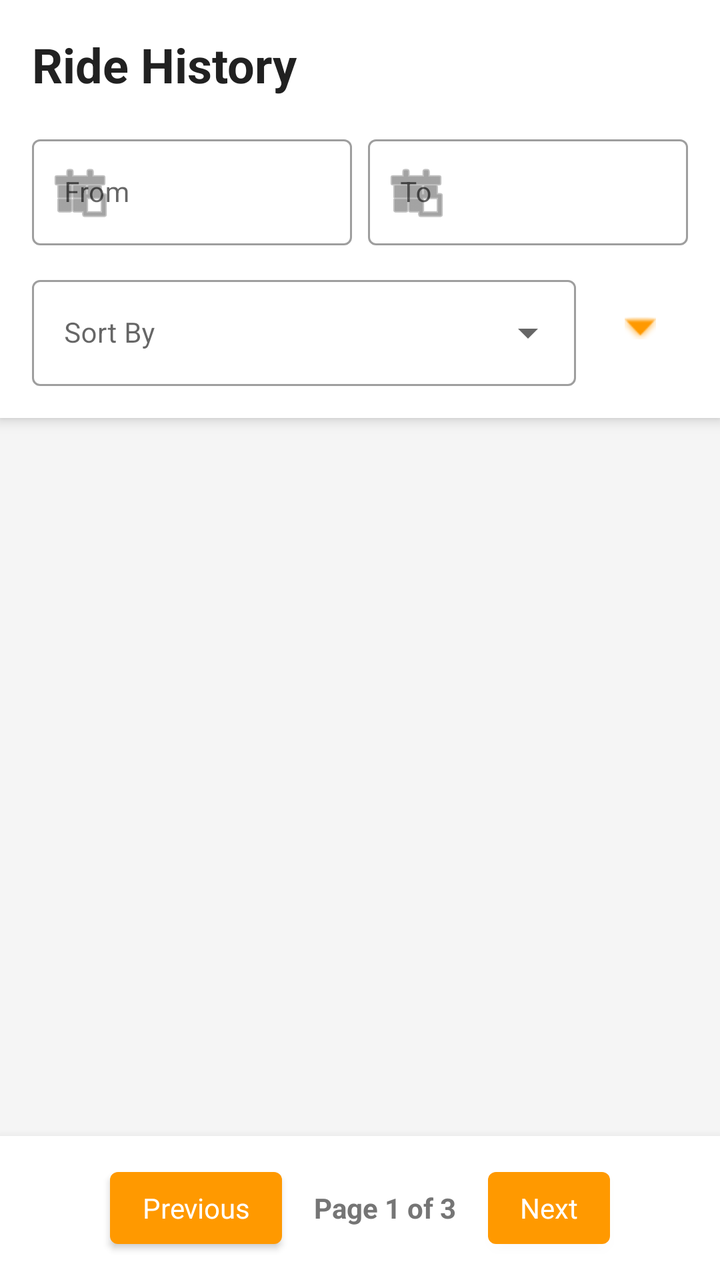
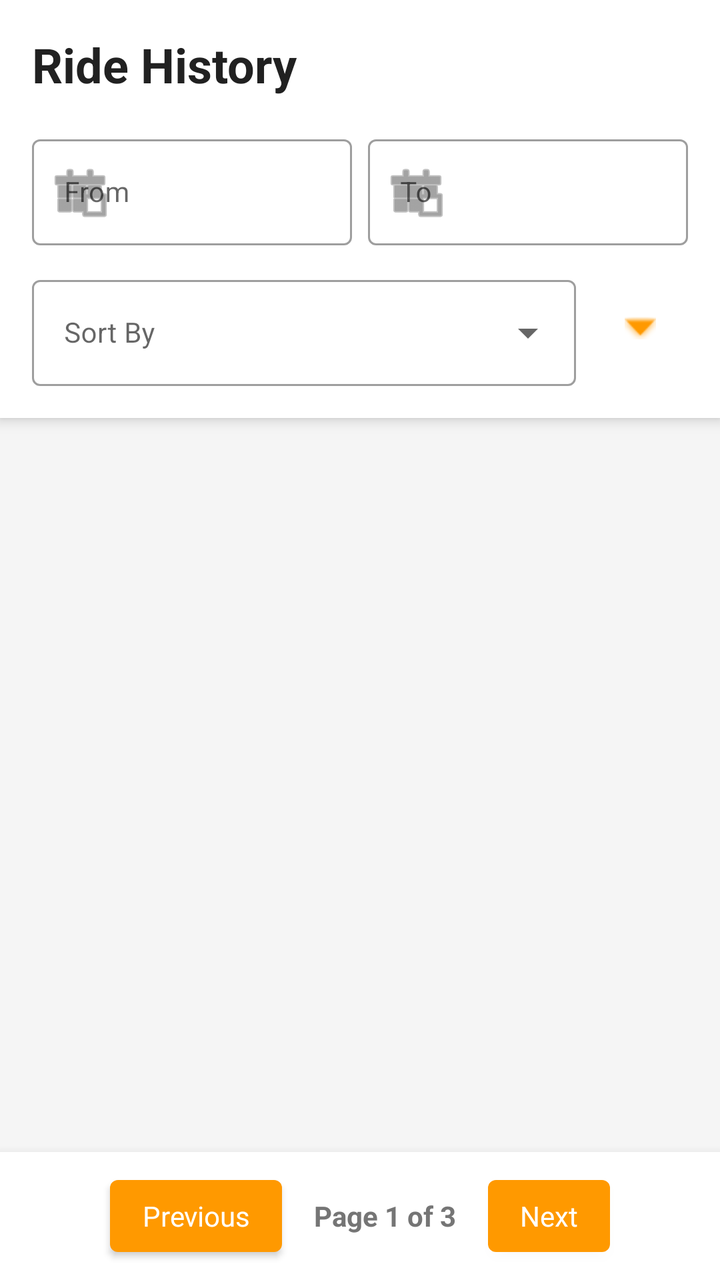

Screens rendered from an Android XML layout before and after an edit, with the pre-edit source and the edit as a unified diff.
<!-- AndroidManifest.xml: application theme Theme.FleetForge -->
<!-- res/layout/fragment_passenger_history.xml -->
<?xml version="1.0" encoding="utf-8"?>
<LinearLayout xmlns:android="http://schemas.android.com/apk/res/android"
    xmlns:app="http://schemas.android.com/apk/res-auto"
    xmlns:tools="http://schemas.android.com/tools"
    android:layout_width="match_parent"
    android:layout_height="match_parent"
    android:orientation="vertical"
    android:background="#F5F5F5"
    android:fitsSystemWindows="true"
    tools:context=".fragments.passenger.PassengerHistoryFragment">

    <LinearLayout
        android:layout_width="match_parent"
        android:layout_height="wrap_content"
        android:orientation="vertical"
        android:background="@android:color/white"
        android:padding="16dp"
        android:elevation="4dp">

        <TextView
            android:layout_width="wrap_content"
            android:layout_height="wrap_content"
            android:text="Ride History"
            android:textSize="24sp"
            android:textStyle="bold"
            android:textColor="#212121"
            android:layout_marginBottom="16dp" />

        <LinearLayout
            android:layout_width="match_parent"
            android:layout_height="wrap_content"
            android:orientation="horizontal">

            <com.google.android.material.textfield.TextInputLayout
                android:layout_width="0dp"
                android:layout_height="wrap_content"
                android:layout_weight="1"
                android:layout_marginEnd="4dp"
                style="@style/Widget.MaterialComponents.TextInputLayout.OutlinedBox"
                app:startIconDrawable="@android:drawable/ic_menu_today">

                <com.google.android.material.textfield.TextInputEditText
                    android:id="@+id/et_date_from"
                    android:layout_width="match_parent"
                    android:layout_height="wrap_content"
                    android:hint="From"
                    android:focusable="false"
                    android:clickable="true"
                    android:textSize="14sp" />
            </com.google.android.material.textfield.TextInputLayout>

            <com.google.android.material.textfield.TextInputLayout
                android:layout_width="0dp"
                android:layout_height="wrap_content"
                android:layout_weight="1"
                android:layout_marginStart="4dp"
                style="@style/Widget.MaterialComponents.TextInputLayout.OutlinedBox"
                app:startIconDrawable="@android:drawable/ic_menu_today">

                <com.google.android.material.textfield.TextInputEditText
                    android:id="@+id/et_date_to"
                    android:layout_width="match_parent"
                    android:layout_height="wrap_content"
                    android:hint="To"
                    android:focusable="false"
                    android:clickable="true"
                    android:textSize="14sp" />
            </com.google.android.material.textfield.TextInputLayout>
        </LinearLayout>

        <LinearLayout
            android:layout_width="match_parent"
            android:layout_height="wrap_content"
            android:orientation="horizontal"
            android:gravity="center_vertical"
            android:layout_marginTop="12dp">

            <com.google.android.material.textfield.TextInputLayout
                style="@style/Widget.MaterialComponents.TextInputLayout.OutlinedBox.ExposedDropdownMenu"
                android:layout_width="0dp"
                android:layout_height="wrap_content"
                android:layout_weight="1">

                <AutoCompleteTextView
                    android:id="@+id/spinner_sort_by"
                    android:layout_width="match_parent"
                    android:layout_height="wrap_content"
                    android:hint="Sort By"
                    android:inputType="none"
                    android:textSize="14sp" />
            </com.google.android.material.textfield.TextInputLayout>

            <ImageButton
                android:id="@+id/btn_sort_direction"
                android:layout_width="48dp"
                android:layout_height="48dp"
                android:layout_marginStart="8dp"
                android:background="?attr/selectableItemBackgroundBorderless"
                android:src="@android:drawable/arrow_down_float"
                android:contentDescription="Sort Direction"
                app:tint="@color/colorPrimary" />
        </LinearLayout>
    </LinearLayout>

    <ListView
        android:id="@+id/history_list"
        android:layout_width="match_parent"
        android:layout_height="0dp"
        android:layout_weight="1"
        android:divider="@android:color/transparent"
        android:dividerHeight="8dp"
        android:padding="8dp"
        android:clipToPadding="false"
        tools:listitem="@layout/passenger_history_card" />

    <LinearLayout
        android:layout_width="match_parent"
        android:layout_height="wrap_content"
        android:orientation="horizontal"
        android:gravity="center"
        android:padding="12dp"
        android:background="@android:color/white"
        android:elevation="8dp">

        <Button
            android:id="@+id/btn_prev_page"
            style="@style/Widget.MaterialComponents.TextInputLayout.OutlinedBox"
            android:layout_width="wrap_content"
            android:layout_height="wrap_content"
            android:text="Previous" />

        <TextView
            android:id="@+id/tv_pagination_info"
            android:layout_width="wrap_content"
            android:layout_height="wrap_content"
            android:text="Page 1 of 3"
            android:layout_marginHorizontal="16dp"
            android:textStyle="bold"
            android:textColor="#757575" />

        <Button
            android:id="@+id/btn_next_page"
            style="@style/Widget.MaterialComponents.TextInputLayout.OutlinedBox"
            android:layout_width="wrap_content"
            android:layout_height="wrap_content"
            android:text="Next" />
    </LinearLayout>

</LinearLayout>
<!-- res/layout/passenger_history_card.xml (included above) -->
<?xml version="1.0" encoding="utf-8"?>
<com.google.android.material.card.MaterialCardView xmlns:android="http://schemas.android.com/apk/res/android"
    xmlns:app="http://schemas.android.com/apk/res-auto"
    android:layout_width="match_parent"
    android:layout_height="wrap_content"
    android:layout_margin="8dp"
    app:cardCornerRadius="12dp"
    app:cardElevation="2dp">

    <LinearLayout
        android:layout_width="match_parent"
        android:layout_height="wrap_content"
        android:orientation="vertical"
        android:padding="16dp">

        <TextView
            android:id="@+id/tv_ride_date"
            android:layout_width="wrap_content"
            android:layout_height="wrap_content"
            android:text="Jan 24, 2026"
            android:textStyle="bold"
            android:textColor="@color/text_primary"
            android:layout_marginBottom="8dp" />

        <LinearLayout
            android:layout_width="match_parent"
            android:layout_height="wrap_content"
            android:orientation="horizontal"
            android:layout_marginBottom="4dp">
            <ImageView
                android:layout_width="20dp"
                android:layout_height="20dp"
                android:src="@android:drawable/ic_menu_mylocation"
                app:tint="@color/colorPrimary" />
            <TextView
                android:id="@+id/tv_start_address"
                android:layout_width="wrap_content"
                android:layout_height="wrap_content"
                android:layout_marginStart="8dp"
                android:textColor="@color/text_secondary"
                android:text="Start Address"
                android:textSize="14sp" />
        </LinearLayout>

        <LinearLayout
            android:layout_width="match_parent"
            android:layout_height="wrap_content"
            android:orientation="horizontal"
            android:layout_marginBottom="8dp">
            <ImageView
                android:layout_width="20dp"
                android:layout_height="20dp"
                android:src="@android:drawable/ic_menu_mapmode"
                app:tint="@color/colorAccent" />
            <TextView
                android:id="@+id/tv_end_address"
                android:layout_width="wrap_content"
                android:layout_height="wrap_content"
                android:layout_marginStart="8dp"
                android:textColor="@color/text_secondary"
                android:text="End Address"
                android:textSize="14sp" />
        </LinearLayout>

        <TextView
            android:id="@+id/tv_status_time"
            android:layout_width="wrap_content"
            android:layout_height="wrap_content"
            android:text="Completed • 12:00 PM - 12:30 PM"
            android:textSize="12sp"
            android:textColor="@color/text_secondary"
            android:layout_marginBottom="12dp"/>

        <LinearLayout
            android:layout_width="match_parent"
            android:layout_height="wrap_content"
            android:orientation="horizontal"
            android:gravity="center_vertical">

            <Button
                android:id="@+id/btn_details"
                android:layout_width="0dp"
                android:layout_height="wrap_content"
                android:layout_weight="1"
                style="@style/Widget.MaterialComponents.Button.OutlinedButton"
                android:text="Details" />

            <Button
                android:id="@+id/btn_rate"
                style="@style/Widget.MaterialComponents.Button.OutlinedButton"
                android:layout_width="0dp"
                android:layout_height="wrap_content"
                android:layout_weight="1"
                android:text="Rate" />

            <ImageButton
                android:id="@+id/heart_button"
                android:layout_width="48dp"
                android:layout_height="48dp"
                android:background="?attr/selectableItemBackgroundBorderless"
                android:src="@drawable/heart_change" />


        </LinearLayout>
    </LinearLayout>
</com.google.android.material.card.MaterialCardView>
<!-- resources referenced by this layout -->
<resources>
  <color name="colorAccent">#3E5855</color>
  <color name="colorPrimary">#FF9900</color>
  <color name="text_primary">#333333</color>
  <color name="text_secondary">#666666</color>
  <!-- drawable heart_change (drawable) -->
  <?xml version="1.0" encoding="utf-8"?>
  <selector xmlns:android="http://schemas.android.com/apk/res/android">
      <item android:drawable="@drawable/heart_red" android:state_selected="true"/>
      <item android:drawable="@drawable/heart"/>
  </selector>
  <style name="Theme.FleetForge" parent="Theme.MaterialComponents.DayNight.NoActionBar">
          <item name="colorPrimary">@color/primary_orange</item>
          <item name="colorPrimaryVariant">@color/primary_orange_dark</item>
          <item name="colorOnPrimary">@color/white</item>
  
          <item name="colorSecondary">@color/secondary_teal</item>
          <item name="colorSecondaryVariant">@color/secondary_teal</item>
          <item name="colorOnSecondary">@color/white</item>
  
          <item name="colorError">@color/error</item>
          <item name="colorOnError">@color/white</item>
  
          <item name="colorSurface">@color/white</item>
          <item name="colorOnSurface">@color/black</item>
  
          <item name="android:colorBackground">@color/background_white</item>
  
          <item name="android:statusBarColor">?attr/colorPrimaryVariant</item>
  
          <item name="android:textColorPrimary">@color/text_primary</item>
          <item name="android:textColorSecondary">@color/text_secondary</item>
  
          <item name="colorControlHighlight">@color/background_gray</item>
      </style>
  <!-- drawable heart_red (drawable) -->
  <vector xmlns:android="http://schemas.android.com/apk/res/android" android:height="32dp" android:viewportHeight="512" android:viewportWidth="512" android:width="32dp">
        
      <path android:fillColor="#D7443E" android:pathData="M231,79C240.03,87.16 248.39,95.73 255,106C258.72,104.76 259.13,103.61 261.25,100.38C282.59,70.34 317.09,52.84 352.75,46.69C380.75,43.29 408.66,47.76 434,60C434.97,60.46 434.97,60.46 435.95,60.94C468.26,76.67 493.1,105.97 505.1,139.67C513.09,163.05 516.2,192.9 509,217C508.74,217.9 508.47,218.79 508.2,219.72C504.28,232.79 499.6,245.06 493,257C492.29,258.32 491.59,259.65 490.88,260.97C474.89,290.58 452.21,316.01 428.5,339.63C426.8,341.33 425.1,343.03 423.41,344.73C417.77,350.37 412.09,355.85 406,361C404.83,362.02 403.66,363.04 402.5,364.07C377.36,386.05 350.7,406.34 323,425C322.3,425.48 321.59,425.95 320.87,426.44C305.96,436.52 290.8,446.16 275.38,455.44C274.57,455.92 273.77,456.41 272.94,456.9C271.39,457.83 269.84,458.74 268.29,459.65C266.72,460.58 265.16,461.54 263.63,462.53C257.85,466.1 257.85,466.1 254,465.64C249.94,463.42 245.94,461.17 242,458.75C241.13,458.22 240.27,457.7 239.37,457.16C224.03,447.8 208.85,438.13 194,428C193.16,427.43 192.33,426.86 191.47,426.28C178.09,417.14 165.06,407.66 152.26,397.75C150.24,396.19 148.22,394.64 146.19,393.09C131.67,382.03 117.72,370.28 104.22,358C102.2,356.18 100.14,354.4 98.06,352.63C92.78,348.03 87.92,342.98 83,338C80.2,335.19 77.38,332.39 74.55,329.62C68.04,323.22 61.75,316.83 56.09,309.65C53.88,306.85 51.57,304.15 49.25,301.44C38.98,289.11 29.88,275.97 22,262C21.66,261.41 21.32,260.82 20.97,260.22C2.67,228.3 -6.36,189.8 2.75,153.48C3.16,151.98 3.58,150.49 4,149C4.2,148.26 4.4,147.52 4.6,146.76C14.45,110.86 38.98,81.63 70.94,63.25C121.72,35.1 186.83,41.14 231,79Z"/>
      
  </vector>
  <!-- drawable heart: vector/xml drawable (drawable, 5236 chars, omitted) -->
  <color name="primary_orange">#FF9900</color>
  <color name="primary_orange_dark">#DB8709</color>
  <color name="white">#FFFFFF</color>
  <color name="secondary_teal">#3E5855</color>
  <color name="error">#F44336</color>
  <color name="black">#000000</color>
  <color name="background_white">#FFFFFF</color>
  <color name="background_gray">#F5F5F5</color>
</resources>

<!-- the commit's change to res/layout/fragment_passenger_history.xml (unified diff, before → after) -->
@@ -118,7 +118,7 @@
         android:layout_height="wrap_content"
         android:orientation="horizontal"
         android:gravity="center"
-        android:padding="12dp"
+        android:padding="8dp"
         android:background="@android:color/white"
         android:elevation="8dp">
 
@@ -160,97 +160,177 @@
     <LinearLayout
         android:layout_width="match_parent"
         android:layout_height="wrap_content"
-        android:orientation="vertical"
-        android:padding="16dp">
+        android:orientation="vertical">
+
+        <LinearLayout
+            android:id="@+id/ll_collapsed_view"
+            android:layout_width="match_parent"
+            android:layout_height="wrap_content"
+            android:orientation="vertical"
+            android:padding="16dp">
+
+            <TextView
+                android:id="@+id/tv_ride_date"
+                android:layout_width="wrap_content"
+                android:layout_height="wrap_content"
+                android:textStyle="bold"
+                android:textColor="@color/text_primary"
+                android:layout_marginBottom="8dp" />
+
+            <LinearLayout
+                android:layout_width="match_parent"
+                android:layout_height="wrap_content"
+                android:orientation="horizontal"
+                android:layout_marginBottom="4dp">
+                <ImageView
+                    android:layout_width="20dp"
+                    android:layout_height="20dp"
+                    android:src="@android:drawable/ic_menu_mylocation"
+                    app:tint="@color/colorPrimary" />
+                <TextView
+                    android:id="@+id/tv_start_address"
+                    android:layout_width="wrap_content"
+                    android:layout_height="wrap_content"
+                    android:layout_marginStart="8dp"
+                    android:textColor="@color/text_secondary"
+                    android:textSize="14sp" />
+            </LinearLayout>
+
+            <LinearLayout
+                android:layout_width="match_parent"
+                android:layout_height="wrap_content"
+                android:orientation="horizontal"
+                android:layout_marginBottom="8dp">
+                <ImageView
+                    android:layout_width="20dp"
+                    android:layout_height="20dp"
+                    android:src="@android:drawable/ic_menu_mapmode"
+                    app:tint="@color/colorAccent" />
+                <TextView
+                    android:id="@+id/tv_end_address"
+                    android:layout_width="wrap_content"
+                    android:layout_height="wrap_content"
+                    android:layout_marginStart="8dp"
+                    android:textColor="@color/text_secondary"
+                    android:textSize="14sp" />
+            </LinearLayout>
+
+            <TextView
+                android:id="@+id/tv_status_time"
+                android:layout_width="wrap_content"
+                android:layout_height="wrap_content"
+                android:textSize="12sp"
+                android:textColor="@color/text_secondary"
+                android:layout_marginBottom="12dp"/>
+
+            <LinearLayout
+                android:layout_width="match_parent"
+                android:layout_height="wrap_content"
+                android:orientation="horizontal">
+                <Button android:id="@+id/btn_details" android:layout_width="0dp" android:layout_height="wrap_content" android:layout_weight="1" style="@style/Widget.MaterialComponents.Button.OutlinedButton" android:text="Details" />
+                <Button android:id="@+id/btn_rate" android:layout_width="0dp" android:layout_height="wrap_content" android:layout_weight="1" style="@style/Widget.MaterialComponents.Button.OutlinedButton" android:text="Rate" />
+                <ImageButton android:id="@+id/heart_button" android:layout_width="48dp" android:layout_height="48dp" android:background="?attr/selectableItemBackgroundBorderless" android:src="@drawable/heart_change" />
+            </LinearLayout>
+        </LinearLayout>
+
+        <LinearLayout
+            android:id="@+id/ll_expanded_view"
+            android:layout_width="match_parent"
+            android:layout_height="wrap_content"
+            android:orientation="vertical"
+            android:visibility="gone"
+            android:padding="16dp"
+            android:background="@android:color/white">
+
+            <org.osmdroid.views.MapView
+                android:id="@+id/map_view"
+                android:layout_width="match_parent"
+                android:layout_height="200dp"
+                android:layout_marginBottom="12dp" />
+
+            <include layout="@layout/layout_ride_details_content" />
+
+            <Button
+                android:id="@+id/btn_hide_details"
+                android:layout_width="wrap_content"
+                android:layout_height="wrap_content"
+                android:layout_gravity="center"
+                android:text="Hide Details"
+                style="@style/Widget.MaterialComponents.Button.TextButton"/>
+        </LinearLayout>
+    </LinearLayout>
+</com.google.android.material.card.MaterialCardView>
+<!-- res/layout/layout_ride_details_content.xml (included above) -->
+<?xml version="1.0" encoding="utf-8"?>
+<LinearLayout xmlns:android="http://schemas.android.com/apk/res/android"
+    android:layout_width="match_parent"
+    android:layout_height="wrap_content"
+    android:orientation="vertical">
+
+    <LinearLayout
+        android:layout_width="match_parent"
+        android:layout_height="wrap_content"
+        android:orientation="horizontal"
+        android:gravity="center_vertical"
+        android:paddingBottom="12dp">
+
+        <com.google.android.material.imageview.ShapeableImageView
+            android:id="@+id/iv_driver_img"
+            android:layout_width="50dp"
+            android:layout_height="50dp"
+            android:scaleType="centerCrop"
+            android:background="@color/background_gray" />
+
+        <LinearLayout
+            android:layout_width="0dp"
+            android:layout_height="wrap_content"
+            android:layout_weight="1"
+            android:layout_marginStart="12dp"
+            android:orientation="vertical">
+
+            <TextView
+                android:id="@+id/tv_driver_name"
+                android:layout_width="wrap_content"
+                android:layout_height="wrap_content"
+                android:textStyle="bold"
+                android:textColor="@color/text_primary" />
+
+            <TextView
+                android:id="@+id/tv_driver_phone"
+                android:layout_width="wrap_content"
+                android:layout_height="wrap_content"
+                android:textColor="@color/text_secondary" />
+        </LinearLayout>
+    </LinearLayout>
+
+    <LinearLayout
+        android:layout_width="match_parent"
+        android:layout_height="wrap_content"
+        android:orientation="horizontal"
+        android:weightSum="2">
 
         <TextView
-            android:id="@+id/tv_ride_date"
-            android:layout_width="wrap_content"
-            android:layout_height="wrap_content"
-            android:text="Jan 24, 2026"
+            android:id="@+id/tv_detail_distance"
+            android:layout_width="0dp"
+            android:layout_height="wrap_content"
+            android:layout_weight="1"
+            android:text="Distance: 0km" />
+
+        <TextView
+            android:id="@+id/tv_detail_price"
+            android:layout_width="0dp"
+            android:layout_height="wrap_content"
+            android:layout_weight="1"
             android:textStyle="bold"
-            android:textColor="@color/text_primary"
-            android:layout_marginBottom="8dp" />
-
-        <LinearLayout
-            android:layout_width="match_parent"
-            android:layout_height="wrap_content"
-            android:orientation="horizontal"
-            android:layout_marginBottom="4dp">
-            <ImageView
-                android:layout_width="20dp"
-                android:layout_height="20dp"
-                android:src="@android:drawable/ic_menu_mylocation"
-                app:tint="@color/colorPrimary" />
-            <TextView
-                android:id="@+id/tv_start_address"
-                android:layout_width="wrap_content"
-                android:layout_height="wrap_content"
-                android:layout_marginStart="8dp"
-                android:textColor="@color/text_secondary"
-                android:text="Start Address"
-                android:textSize="14sp" />
-        </LinearLayout>
-
-        <LinearLayout
-            android:layout_width="match_parent"
-            android:layout_height="wrap_content"
-            android:orientation="horizontal"
-            android:layout_marginBottom="8dp">
-            <ImageView
-                android:layout_width="20dp"
-                android:layout_height="20dp"
-                android:src="@android:drawable/ic_menu_mapmode"
-                app:tint="@color/colorAccent" />
-            <TextView
-                android:id="@+id/tv_end_address"
-                android:layout_width="wrap_content"
-                android:layout_height="wrap_content"
-                android:layout_marginStart="8dp"
-                android:textColor="@color/text_secondary"
-                android:text="End Address"
-                android:textSize="14sp" />
-        </LinearLayout>
-
-        <TextView
-            android:id="@+id/tv_status_time"
-            android:layout_width="wrap_content"
-            android:layout_height="wrap_content"
-            android:text="Completed • 12:00 PM - 12:30 PM"
-            android:textSize="12sp"
-            android:textColor="@color/text_secondary"
-            android:layout_marginBottom="12dp"/>
-
-        <LinearLayout
-            android:layout_width="match_parent"
-            android:layout_height="wrap_content"
-            android:orientation="horizontal"
-            android:gravity="center_vertical">
-
-            <Button
-                android:id="@+id/btn_details"
-                android:layout_width="0dp"
-                android:layout_height="wrap_content"
-                android:layout_weight="1"
-                style="@style/Widget.MaterialComponents.Button.OutlinedButton"
-                android:text="Details" />
-
-            <Button
-                android:id="@+id/btn_rate"
-                style="@style/Widget.MaterialComponents.Button.OutlinedButton"
-                android:layout_width="0dp"
-                android:layout_height="wrap_content"
-                android:layout_weight="1"
-                android:text="Rate" />
-
-            <ImageButton
-                android:id="@+id/heart_button"
-                android:layout_width="48dp"
-                android:layout_height="48dp"
-                android:background="?attr/selectableItemBackgroundBorderless"
-                android:src="@drawable/heart_change" />
-
-
-        </LinearLayout>
-    </LinearLayout>
-</com.google.android.material.card.MaterialCardView>
+            android:textColor="@color/colorPrimary"
+            android:text="Cost: 0 RSD" />
+    </LinearLayout>
+
+    <TextView
+        android:id="@+id/tv_detail_vehicle"
+        android:layout_width="wrap_content"
+        android:layout_height="wrap_content"
+        android:layout_marginTop="4dp"
+        android:text="Vehicle: Standard" />
+
+</LinearLayout>
